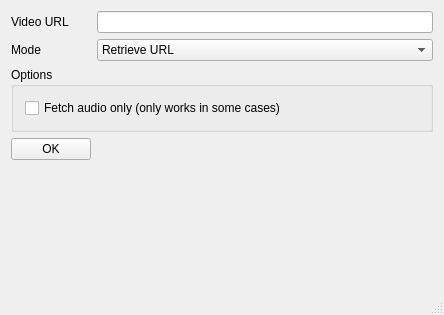
Before: the Qt Designer form mainwindow.ui in rrooij/youtube-dl-qt, drawn with Qt 5.
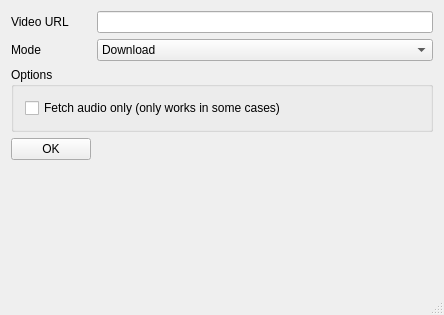
After: the same form once the commit is applied.

Commit message:
MainWindow: set default mode to Download
The default index of the combobox is now 1 instead of 0, since I expect
that more people will use the download mode instead of the "Retrieve
URL" mode. Probably.

```diff
--- a/mainwindow.ui
+++ b/mainwindow.ui
@@ -46,6 +46,9 @@
     </item>
     <item row="1" column="1">
      <widget class="QComboBox" name="modeComboBox">
+      <property name="currentIndex">
+       <number>1</number>
+      </property>
       <item>
        <property name="text">
         <string>Retrieve URL</string>
```
